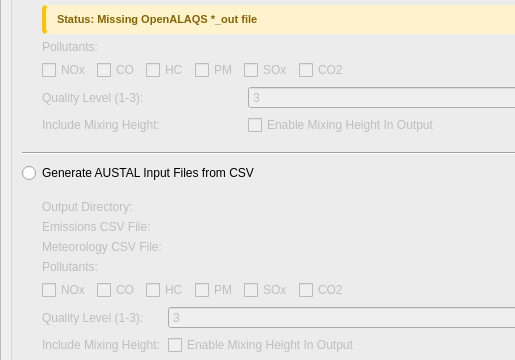
eurocontrol-asu/open_alaqs, file open_alaqs/ui/ui_run_austal.ui: the form before one commit; both pictures show x 0 to 515 and y 321 to 681 of the 800 by 1050 pixel window.
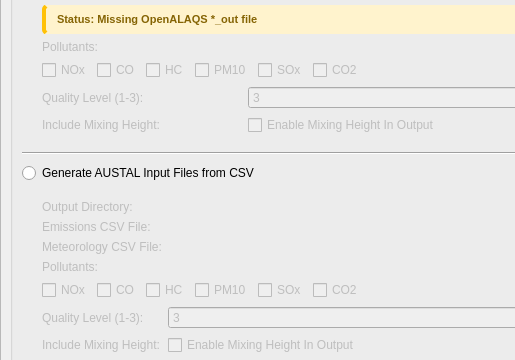
The form after the commit. Custom widgets are drawn as their Qt base class.

Commit message: [future-development] Only PM10 should be available as an option for PMs for the moment

Patch:
```diff
--- a/open_alaqs/ui/ui_run_austal.ui
+++ b/open_alaqs/ui/ui_run_austal.ui
@@ -282,7 +282,7 @@
            <item>
             <widget class="QCheckBox" name="alaqs_pollutant_pm10">
              <property name="text">
-              <string>PM</string>
+              <string>PM10</string>
              </property>
             </widget>
            </item>
@@ -467,7 +467,7 @@
            <item>
             <widget class="QCheckBox" name="pollutant_pm10">
              <property name="text">
-              <string>PM</string>
+              <string>PM10</string>
              </property>
             </widget>
            </item>
```
Left out of the diff: 5 changed lines with no effect on the pictures. The commit also changes 1 other file.
